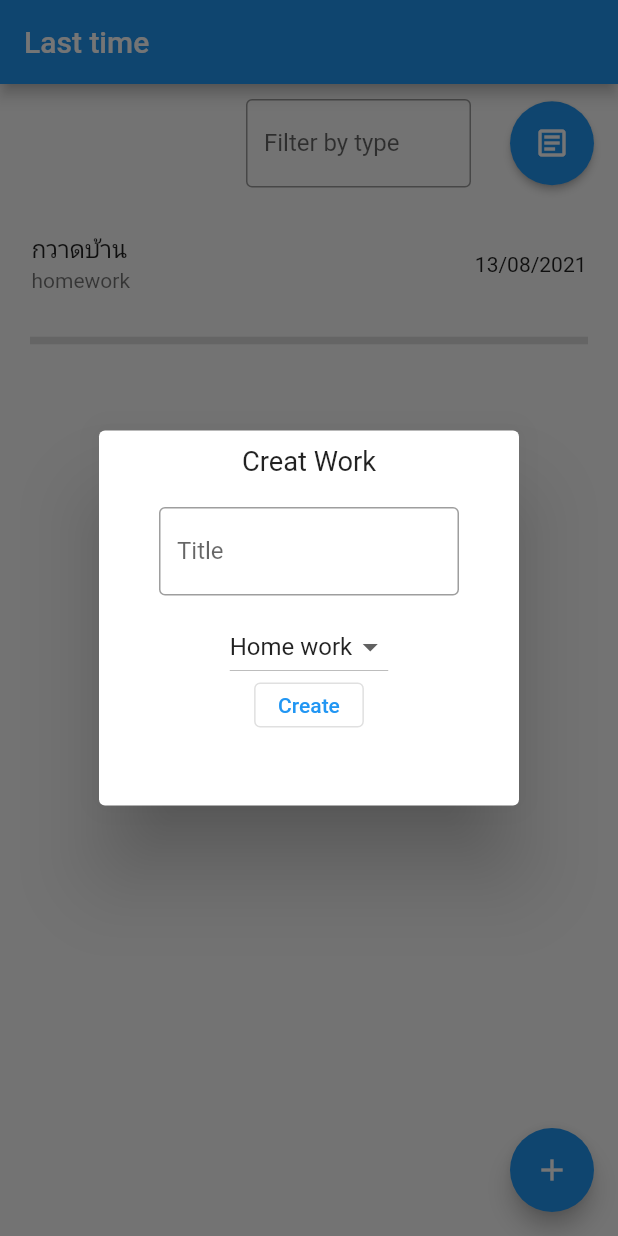
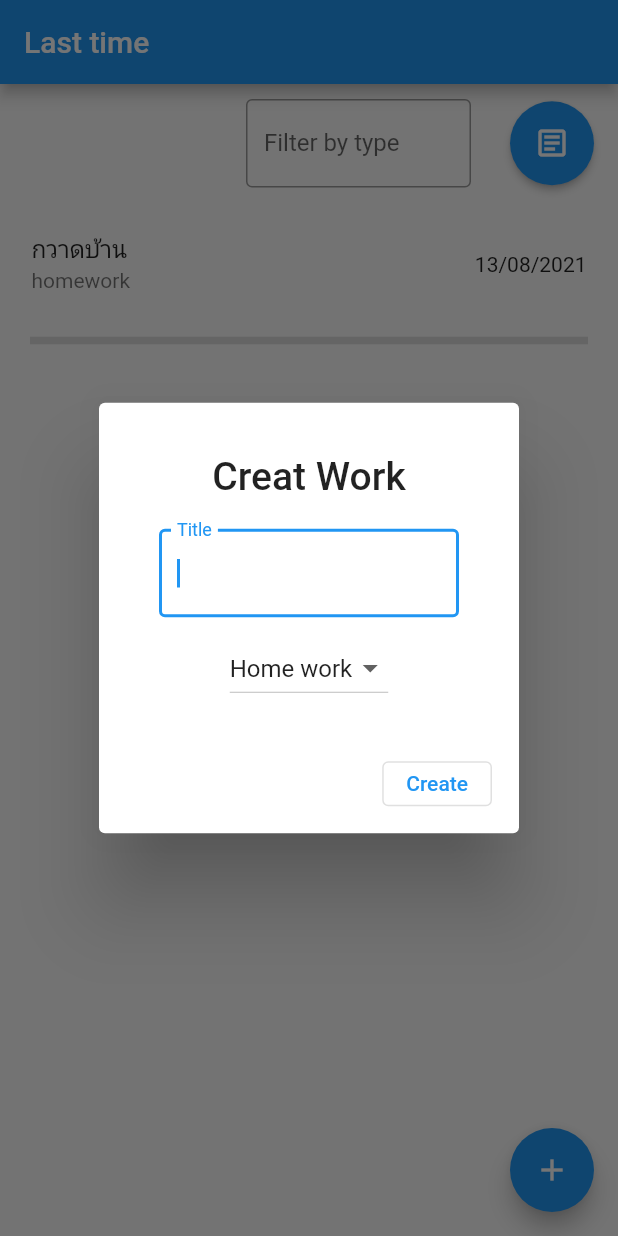
Before and after one commit to 6210110346/lasttime_midterm, a Flutter app: the screen it shows after launch, after a tap on the "add" icon, on a phone screen of 412 x 824 dp. Run offline on Flutter 3.47's test engine with Material 2 defaults, Android fonts, the phone set to English and light mode, and no system bars; our stand-ins replace hive, hive_flutter; accounts and stored records are empty.

Commit message:
try to use hive

```diff
--- a/lib/main.dart
+++ b/lib/main.dart
@@ -1,6 +1,7 @@
 import 'package:flutter/material.dart';
 import 'package:hive/hive.dart';
 import 'package:hive_flutter/hive_flutter.dart';
+import 'package:midterm/objects/work.dart';
 import 'package:midterm/pages/home_page.dart';
 
 Future main() async {
@@ -8,11 +9,13 @@ Future main() async {
 
   await Hive.initFlutter();
 
+  Hive.registerAdapter(WorkAdapter());
+  await Hive.openBox<Work>('works');
+
   runApp(MyApp());
 }
 
 class MyApp extends StatelessWidget {
-  // This widget is the root of your application.
   @override
   Widget build(BuildContext context) {
     return MaterialApp(
--- a/lib/objects/work.dart
+++ b/lib/objects/work.dart
@@ -1,13 +1,18 @@
 import 'package:hive/hive.dart';
+
+part 'work.g.dart';
 
 @HiveType(typeId: 0)
 class Work extends HiveObject {
   @HiveField(0)
   String title;
+
   @HiveField(1)
   String type;
+
   @HiveField(2)
   late DateTime time;
+
   Work({required this.type, required this.title, required this.time});
 
   String toString() {
--- a/lib/pages/home_page.dart
+++ b/lib/pages/home_page.dart
@@ -1,5 +1,6 @@
 import 'package:flutter/cupertino.dart';
 import 'package:flutter/material.dart';
+import 'package:hive/hive.dart';
 import 'package:intl/intl.dart';
 import 'package:midterm/objects/work.dart';
 import 'package:midterm/widgets/work_dialog.dart';
@@ -12,10 +13,12 @@ class MyHomePage extends StatefulWidget {
 class _MyHomePageState extends State<MyHomePage> {
   late List<Work> works = workList;
 
-  late String title;
+  @override
+  void dispose() {
+    Hive.box('works').close();
+    super.dispose();
+  }
 
-  static final List<String> initialTypes = ['Home work', 'Car care'];
-  String type = initialTypes.first;
   @override
   Widget build(BuildContext context) {
     return Scaffold(
--- a/lib/widgets/work_dialog.dart
+++ b/lib/widgets/work_dialog.dart
@@ -17,10 +17,8 @@ class _WorkDialog extends State<WorkDialog> {
 
   @override
   Widget build(BuildContext context) {
-    return Dialog(
-      child: Container(
-        height: 250,
-        width: 215,
+    return AlertDialog(
+      title: Container(
         child: Column(
           children: [
             Container(
@@ -43,22 +41,30 @@ class _WorkDialog extends State<WorkDialog> {
                 onChanged: (value) {
                   title = value;
                 },
+                autofocus: true,
               ),
             ),
             buildDropdownButton(),
+          ],
+        ),
+      ),
+      actions: [
         Container(
           height: 30,
+          margin: EdgeInsets.all(10),
           child: OutlinedButton(
               onPressed: () {
+                if (title == '') {
+                  handleShowDialog();
+                } else {
                   widget.callback(
                       Work(type: type, title: title, time: DateTime.now()));
                   Navigator.pop(context);
+                }
               },
               child: Text('Create')),
         )
       ],
-        ),
-      ),
     );
   }
 
@@ -75,4 +81,12 @@ class _WorkDialog extends State<WorkDialog> {
           print(type);
         }),
       );
+
+  handleShowDialog() {
+    showDialog(
+        context: context,
+        builder: (_) => AlertDialog(
+              title: Text('Please fill title'),
+            ));
   }
+}
```
Also changed, not shown: lib/objects/work.g.dart (added). Lines whose indentation alone changed are shown as unchanged.
